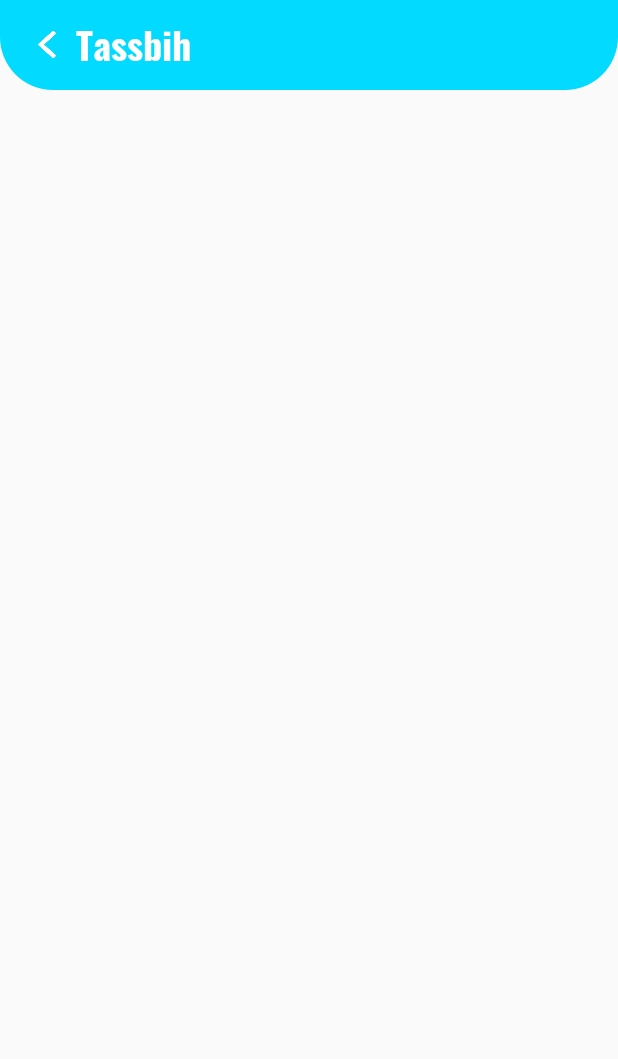
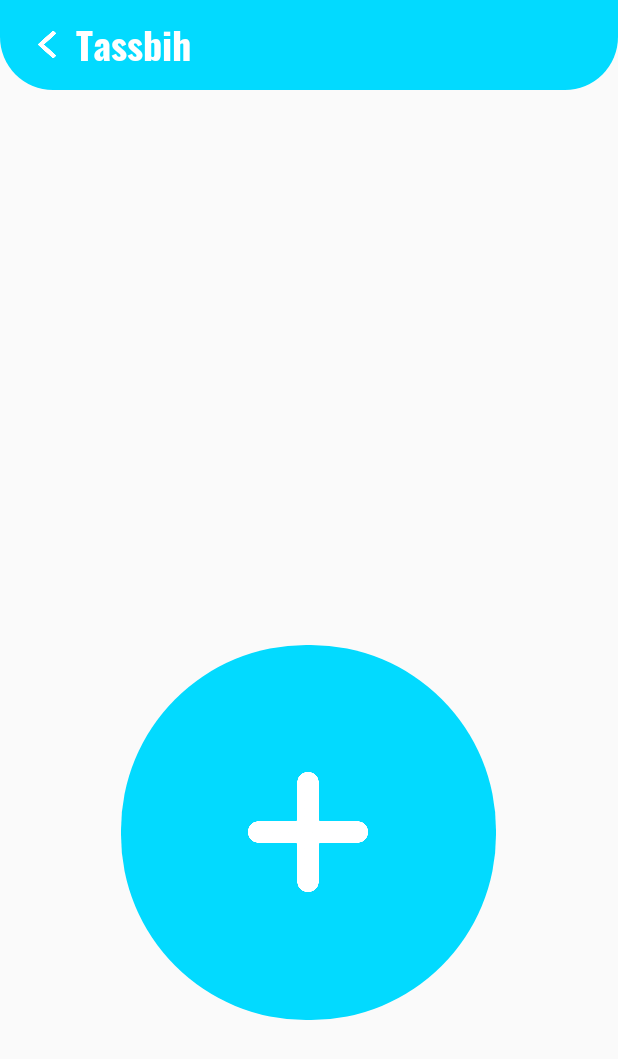
Before and after one commit to dombroks/Rafiqi, an Android app: the tassbih screen opened directly, with no data from a screen before it, on a phone screen of 412 x 824 dp. Shown: the top 1059 px of the screen. Run offline under Robolectric (Android 15) with nearby library versions, the phone set to English and light mode, and no system bars.

Commit message:
intial commit

```diff
--- /dev/null
+++ b/app/src/main/res/drawable/tassbih_circle.xml
@@ -0,0 +1,6 @@
+<?xml version="1.0" encoding="utf-8"?>
+<shape xmlns:android="http://schemas.android.com/apk/res/android">
+    <solid android:color="@color/colorPrimary" />
+    <corners android:radius="123dp" />
+
+</shape>
--- a/app/src/main/res/layout/activity_tassbih.xml
+++ b/app/src/main/res/layout/activity_tassbih.xml
@@ -7,6 +7,7 @@
     tools:context=".tassbih">
 
     <RelativeLayout
+        android:layout_marginTop="0dp"
         android:layout_width="match_parent"
         android:layout_height="60dp"
         android:background="@drawable/custom_app_bar_shape"
@@ -39,4 +40,21 @@
 
     </RelativeLayout>
 
+    <LinearLayout
+        android:layout_width="250dp"
+        android:layout_height="250dp"
+        android:layout_marginBottom="144dp"
+        android:background="@drawable/tassbih_circle"
+        android:gravity="center"
+        app:layout_constraintBottom_toBottomOf="parent"
+        app:layout_constraintEnd_toEndOf="parent"
+        app:layout_constraintHorizontal_bias="0.496"
+        app:layout_constraintStart_toStartOf="parent">
+
+        <ImageView
+            android:layout_width="80dp"
+            android:layout_height="80dp"
+            android:background="@drawable/plus" />
+    </LinearLayout>
+
 </androidx.constraintlayout.widget.ConstraintLayout>
```
Also changed, not shown: app/src/main/res/drawable-v24/plus.png (added).
